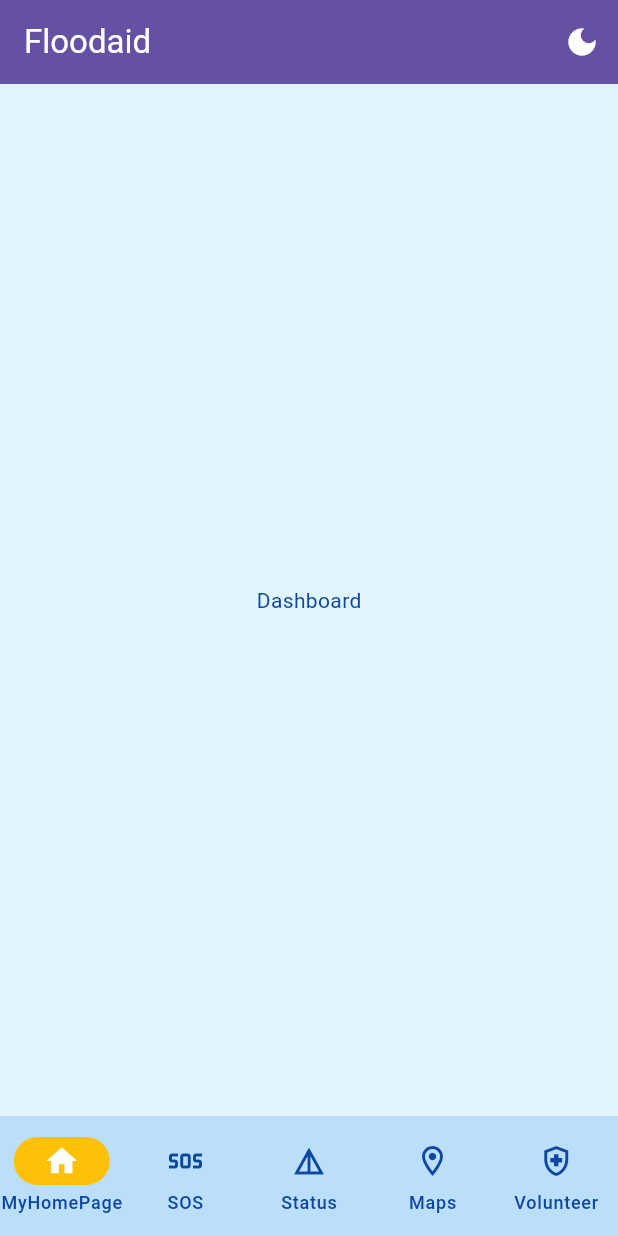
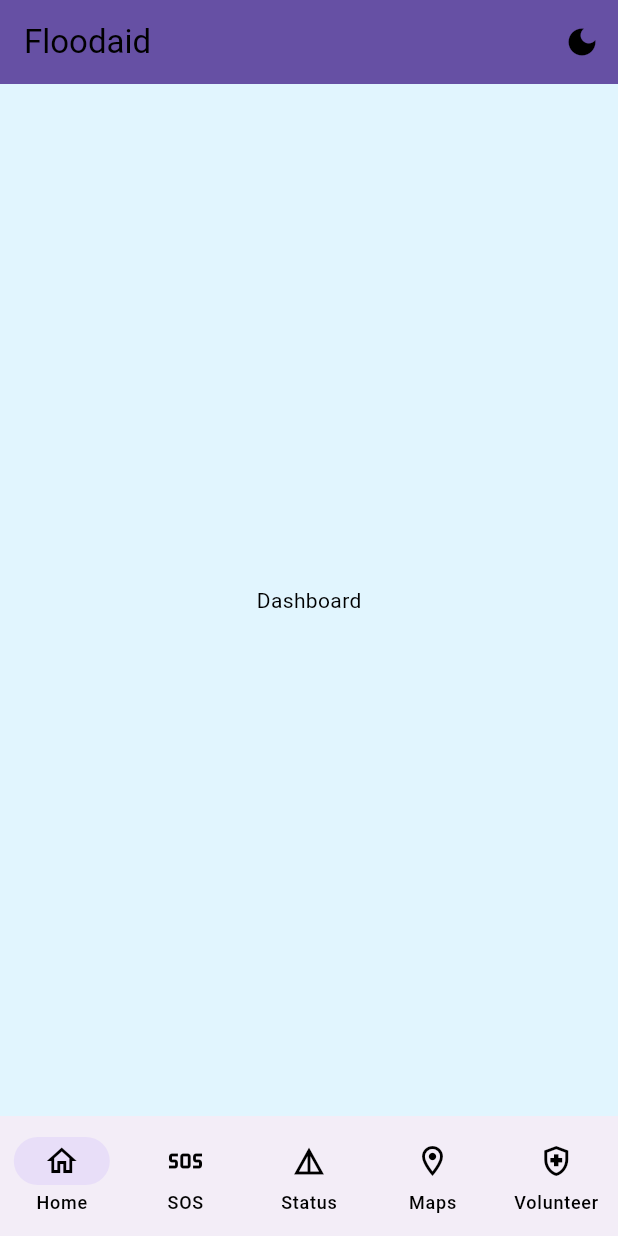
Before and after one commit to TXY05/FloodAid-Flutter, a Flutter app: the screen it shows after launch, on a phone screen of 412 x 824 dp. Run offline on Flutter 3.47's test engine with Material 3 defaults, Android fonts, the phone set to English and light mode, and no system bars.

Commit message:
Color adjustment

```diff
--- a/lib/composable/bottom_nav_bar.dart
+++ b/lib/composable/bottom_nav_bar.dart
@@ -13,26 +13,30 @@ class BottomMenu extends StatelessWidget {
   @override
   Widget build(BuildContext context) {
     return NavigationBar(
-      indicatorColor: Colors.amber,
+      backgroundColor: Theme.of(context).colorScheme.surface,
+      indicatorColor: Theme.of(context).colorScheme.tertiary,
+
       selectedIndex: currentPageIndex,
       onDestinationSelected: onClicked,
-      destinations: const <Widget>[
+      destinations: <Widget>[
         NavigationDestination(
-          selectedIcon: Icon(Icons.home),
-          icon: Icon(Icons.home_outlined),
-          label: 'MyHomePage',
+          icon: Icon(Icons.home_outlined, color: Theme.of(context).colorScheme.onSurface),
+          label: 'Home',
         ),
-        NavigationDestination(icon: Icon(Icons.sos_outlined), label: 'SOS'),
         NavigationDestination(
-          icon: Icon(Icons.details_outlined),
+          icon: Icon(Icons.sos_outlined, color: Theme.of(context).colorScheme.onSurface),
+          label: 'SOS',
+        ),
+        NavigationDestination(
+          icon: Icon(Icons.details_outlined, color: Theme.of(context).colorScheme.onSurface),
           label: 'Status',
         ),
         NavigationDestination(
-          icon: Icon(Icons.location_on_outlined),
+          icon: Icon(Icons.location_on_outlined, color: Theme.of(context).colorScheme.onSurface),
           label: 'Maps',
         ),
         NavigationDestination(
-          icon: Icon(Icons.health_and_safety_outlined),
+          icon: Icon(Icons.health_and_safety_outlined, color: Theme.of(context).colorScheme.onSurface),
           label: 'Volunteer',
         ),
       ],
```
Also changed, not shown: lib/theme/colors.dart (+4 -3 lines), lib/theme/theme.dart (+7 -6 lines).
